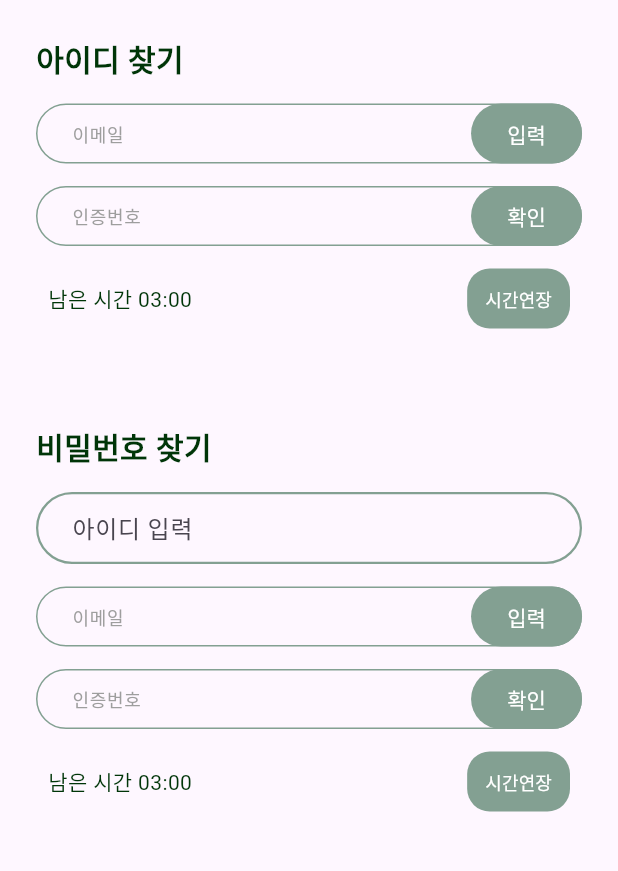
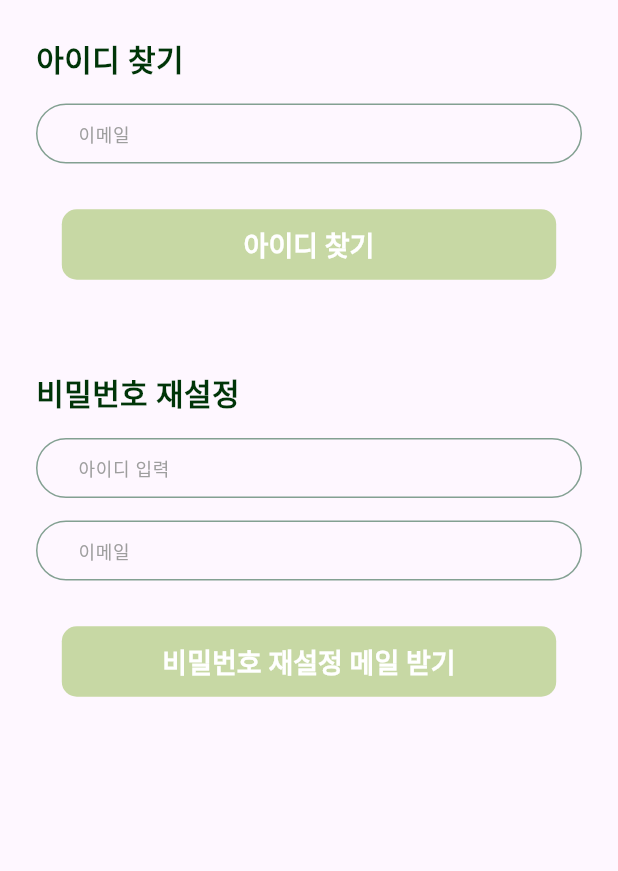
Before and after one commit to hyunjun-hwang/smart-fridge-system, a Flutter app: the FindAuthInfoPage screen opened directly, on a phone screen of 412 x 824 dp, the part 324-1195 px from its top. Run offline on Flutter 3.47's test engine with Material 3 defaults, Android fonts, the phone set to English and light mode, and no system bars; our stand-ins replace cloud_firestore, firebase_auth, firebase_core, fl_chart, percent_indicator; accounts and stored records are empty; network calls fail.

Commit message:
아이디/비번찾기

```diff
--- a/lib/ui/pages/auth/FindAuthInfoPage.dart
+++ b/lib/ui/pages/auth/FindAuthInfoPage.dart
@@ -1,17 +1,111 @@
 import 'package:flutter/material.dart';
+import 'package:firebase_auth/firebase_auth.dart';
+import 'package:cloud_firestore/cloud_firestore.dart';
 import 'package:smart_fridge_system/constants/app_colors.dart';
-import 'package:smart_fridge_system/ui/widgets/input_field_with_button.dart'; // 새로 만든 위젯 import
+import 'package:smart_fridge_system/ui/widgets/primary_button.dart';
+import 'package:smart_fridge_system/ui/widgets/custom_text_field.dart';
 
-class FindAuthInfoPage extends StatelessWidget {
+class FindAuthInfoPage extends StatefulWidget {
   const FindAuthInfoPage({super.key});
 
   @override
+  State<FindAuthInfoPage> createState() => _FindAuthInfoPageState();
+}
+
+class _FindAuthInfoPageState extends State<FindAuthInfoPage> {
+  // ## 1. 각 입력 필드를 위한 컨트롤러 추가
+  final TextEditingController _findIdEmailController = TextEditingController();
+  final TextEditingController _resetPwIdController = TextEditingController();
+  final TextEditingController _resetPwEmailController = TextEditingController();
+
+  // ## 2. 결과 및 에러 메시지를 표시할 변수 추가
+  String? _findIdMessage;
+  String? _resetPasswordMessage;
+
+  @override
+  void dispose() {
+    _findIdEmailController.dispose();
+    _resetPwIdController.dispose();
+    _resetPwEmailController.dispose();
+    super.dispose();
+  }
+
+  // ## 3. 아이디 찾기 로직 함수
+  Future<void> _findId() async {
+    final email = _findIdEmailController.text.trim();
+    if (email.isEmpty) {
+      setState(() {
+        _findIdMessage = '이메일을 입력해주세요.';
+      });
+      return;
+    }
+
+    try {
+      final querySnapshot = await FirebaseFirestore.instance
+          .collection('users')
+          .where('email', isEqualTo: email)
+          .limit(1)
+          .get();
+
+      if (querySnapshot.docs.isNotEmpty) {
+        final foundId = querySnapshot.docs.first.get('id');
+        setState(() {
+          _findIdMessage = "회원님의 아이디는 '$foundId' 입니다.";
+        });
+      } else {
+        setState(() {
+          _findIdMessage = '해당 이메일로 가입된 아이디가 없습니다.';
+        });
+      }
+    } catch (e) {
+      setState(() {
+        _findIdMessage = '오류가 발생했습니다. 다시 시도해주세요.';
+      });
+    }
+  }
+
+  // ## 4. 비밀번호 재설정 로직 함수
+  Future<void> _resetPassword() async {
+    final id = _resetPwIdController.text.trim();
+    final email = _resetPwEmailController.text.trim();
+
+    if (id.isEmpty || email.isEmpty) {
+      setState(() {
+        _resetPasswordMessage = '아이디와 이메일을 모두 입력해주세요.';
+      });
+      return;
+    }
+
+    try {
+      // 먼저 아이디와 이메일이 일치하는 사용자가 있는지 확인
+      final querySnapshot = await FirebaseFirestore.instance
+          .collection('users')
+          .where('id', isEqualTo: id)
+          .where('email', isEqualTo: email)
+          .limit(1)
+          .get();
+
+      if (querySnapshot.docs.isEmpty) {
+        setState(() {
+          _resetPasswordMessage = '아이디와 이메일이 일치하는 사용자를 찾을 수 없습니다.';
+        });
+        return;
+      }
+
+      // 사용자가 확인되면 비밀번호 재설정 이메일 발송
+      await FirebaseAuth.instance.sendPasswordResetEmail(email: email);
+      setState(() {
+        _resetPasswordMessage = '입력하신 이메일로 비밀번호 재설정 링크를 보냈습니다.';
+      });
+    } catch (e) {
+      setState(() {
+        _resetPasswordMessage = '오류가 발생했습니다. 다시 시도해주세요.';
+      });
+    }
+  }
+
+  @override
   Widget build(BuildContext context) {
-    final inputBorder = OutlineInputBorder(
-      borderRadius: BorderRadius.circular(30.0),
-      borderSide: const BorderSide(color: AppColors.textSecondary, width: 1.5),
-    );
-
     return Scaffold(
       appBar: AppBar(
         backgroundColor: Colors.transparent,
@@ -42,32 +136,27 @@ class FindAuthInfoPage extends StatelessWidget {
                   ),
                 ),
                 const SizedBox(height: 15),
-                // InputFieldWithButton 위젯 사용
-                InputFieldWithButton(
+                CustomTextField(
+                  controller: _findIdEmailController,
                   hintText: '이메일',
-                  buttonText: '입력',
-                  borderColor: AppColors.textSecondary,
-                  onButtonPressed: () {
-                    print('아이디 찾기 - 이메일 입력 버튼 클릭');
-                    // TODO: 이메일 전송 로직 구현
-                  },
+                  keyboardType: TextInputType.emailAddress,
                 ),
-                const SizedBox(height: 15),
-                // InputFieldWithButton 위젯 사용
-                InputFieldWithButton(
-                  hintText: '인증번호',
-                  buttonText: '확인',
-                  borderColor: AppColors.textSecondary,
-                  onButtonPressed: () {
-                    print('아이디 찾기 - 인증번호 확인 버튼 클릭');
-                    // TODO: 인증번호 확인 로직 구현
-                  },
+                const SizedBox(height: 10),
+                if (_findIdMessage != null)
+                  Padding(
+                    padding: const EdgeInsets.only(top: 8.0),
+                    child: Text(_findIdMessage!, style: const TextStyle(color: Colors.red)),
+                  ),
+                const SizedBox(height: 20),
+                // ## [변경점] 버튼을 Center 위젯으로 감싸서 중앙 정렬
+                Center(
+                  child: PrimaryButton(text: '아이디 찾기', onPressed: _findId),
                 ),
-                const SizedBox(height:11),
-                _buildTimerRow(),
+
                 const SizedBox(height: 60),
+
                 const Text(
-                  '비밀번호 찾기',
+                  '비밀번호 재설정',
                   style: TextStyle(
                     fontSize: 20,
                     fontWeight: FontWeight.bold,
@@ -75,39 +164,27 @@ class FindAuthInfoPage extends StatelessWidget {
                   ),
                 ),
                 const SizedBox(height: 15),
-                TextFormField(
-                  decoration: InputDecoration(
-                    hintText: '아이디 입력',
-                    contentPadding: const EdgeInsets.symmetric(horizontal: 20, vertical: 8),
-                    border: inputBorder,
-                    enabledBorder: inputBorder,
-                    focusedBorder: inputBorder,
-                  ),
+                CustomTextField(
+                  controller: _resetPwIdController,
+                  hintText: '아이디 입력',
                 ),
                 const SizedBox(height: 15),
-                // InputFieldWithButton 위젯 사용
-                InputFieldWithButton(
+                CustomTextField(
+                  controller: _resetPwEmailController,
                   hintText: '이메일',
-                  buttonText: '입력',
-                  borderColor: AppColors.textSecondary,
-                  onButtonPressed: () {
-                    print('비밀번호 찾기 - 이메일 입력 버튼 클릭');
-                    // TODO: 이메일 전송 로직 구현
-                  },
+                  keyboardType: TextInputType.emailAddress,
                 ),
-                const SizedBox(height: 15),
-                // InputFieldWithButton 위젯 사용
-                InputFieldWithButton(
-                  hintText: '인증번호',
-                  buttonText: '확인',
-                  borderColor: AppColors.textSecondary,
-                  onButtonPressed: () {
-                    print('비밀번호 찾기 - 인증번호 확인 버튼 클릭');
-                    // TODO: 인증번호 확인 로직 구현
-                  },
+                const SizedBox(height: 10),
+                if (_resetPasswordMessage != null)
+                  Padding(
+                    padding: const EdgeInsets.only(top: 8.0),
+                    child: Text(_resetPasswordMessage!, style: const TextStyle(color: Colors.red)),
+                  ),
+                const SizedBox(height: 20),
+                // ## [변경점] 버튼을 Center 위젯으로 감싸서 중앙 정렬
+                Center(
+                  child: PrimaryButton(text: '비밀번호 재설정 메일 받기', onPressed: _resetPassword),
                 ),
-                const SizedBox(height:11),
-                _buildTimerRow(),
               ],
             ),
           ),
@@ -115,31 +192,4 @@ class FindAuthInfoPage extends StatelessWidget {
       ),
     );
   }
-
-  Widget _buildTimerRow() {
-    return Padding(
-      padding: const EdgeInsets.symmetric(horizontal: 8.0),
-      child: Row(
-        mainAxisAlignment: MainAxisAlignment.spaceBetween,
-        children: [
-          const Text(
-            '남은 시간 03:00',
-            style: TextStyle(color: AppColors.primary, fontSize: 14),
-          ),
-          TextButton(
-            onPressed: () {},
-            style: TextButton.styleFrom(
-              backgroundColor: AppColors.textSecondary,
-              foregroundColor: AppColors.white,
-              padding: const EdgeInsets.symmetric(horizontal: 12, vertical: 4),
-              shape: RoundedRectangleBorder(
-                borderRadius: BorderRadius.circular(15.0),
-              ),
-            ),
-            child: const Text('시간연장', style: TextStyle(fontSize: 12)),
-          ),
-        ],
-      ),
-    );
-  }
 }
```
